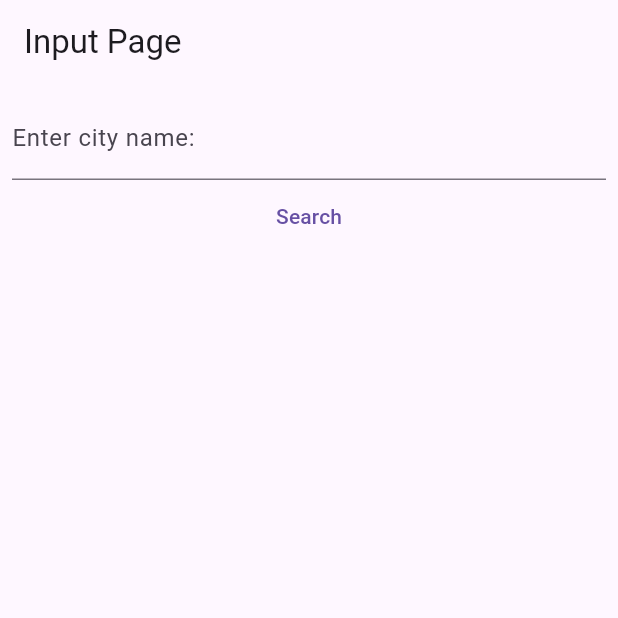
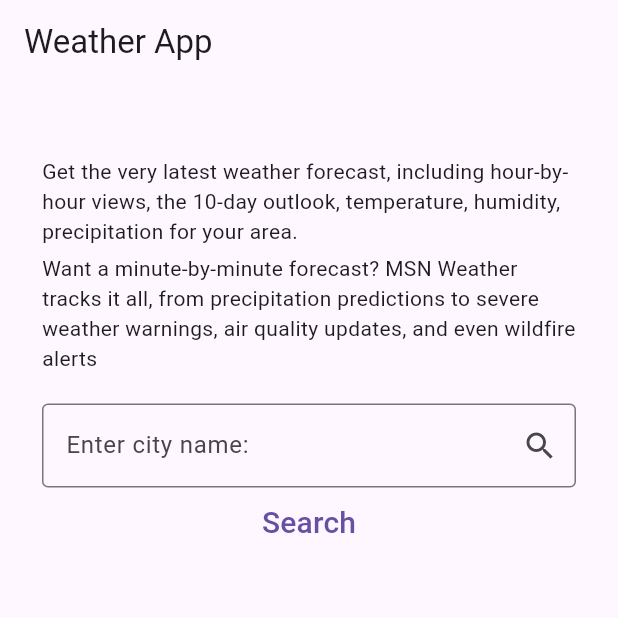
Before and after one commit to giribabu22/Weather_app, a Flutter app: the screen it shows after launch, on a phone screen of 412 x 824 dp, the top half of it. Run offline on Flutter 3.47's test engine with Material 3 defaults, Android fonts, the phone set to English and light mode, and no system bars; Roboto replaces fonts that are missing (transactionAmount).

Commit message:
added nen changes

```diff
--- a/lib/main.dart
+++ b/lib/main.dart
@@ -1,6 +1,5 @@
 
 import 'package:flutter/material.dart';
-// import './pages/report.dart';
 import 'pages/search.dart';
 
 void main(){
--- a/lib/pages/search.dart
+++ b/lib/pages/search.dart
@@ -1,47 +1,49 @@
 import 'package:flutter/material.dart';
 import 'report.dart';
 
-class InputPage extends StatefulWidget {
+class InputPage extends StatelessWidget {
   InputPage({Key? key}) : super(key: key);
   TextEditingController controller = TextEditingController();
-
-  @override
-  _InputPageState createState() => _InputPageState();
-}
-
-class _InputPageState extends State<InputPage> {
-  final TextEditingController controller = TextEditingController();
-
   @override
   Widget build(BuildContext context) {
     return Scaffold(
       appBar: AppBar(
-        title: Text('Input Page'),
+        title: const Text('Weather App', style: TextStyle(fontFamily: AutofillHints.transactionAmount),),
       ),
       body: Padding(
-        padding: const EdgeInsets.all(8.0),
+        padding: const EdgeInsets.all(28.0),
         child: Column(
           children: [
+            const SizedBox(height: 20),
+            const Text('Get the very latest weather forecast, including hour-by-hour views, the 10-day outlook, temperature, humidity, precipitation for your area.'),
+            const SizedBox(height: 5),
+            const Text('Want a minute-by-minute forecast? MSN Weather tracks it all, from precipitation predictions to severe weather warnings, air quality updates, and even wildfire alerts'),
+            const SizedBox(height: 20),
             TextField(
               controller: controller,
               decoration: const InputDecoration(
+                suffixIcon: Icon(Icons.search),
                 labelText: 'Enter city name: ',
+                border: OutlineInputBorder(),
+                fillColor: Colors.white24
               ),
             ),
             TextButton(
-
               onPressed: () {
-                print('controller.text: ${controller.text}');
-                controller.clear();
+                if (controller.text.isEmpty) {
+                  return;
+                }
                 Navigator.push(
                   context,
                   MaterialPageRoute(
-                    builder: (context) => WeatherReport(),
+                    builder: (context) => WeatherReport(city: controller.text),
                   ),
                 );
+                // controller.clear();
               },
-              child: Text('Search'),
+              child: Text('Search', style: TextStyle(fontSize: 20)),
             ),
+            // )
           ],
         ),
       ),
```
Also changed, not shown: lib/pages/report.dart (+6 -7 lines).
